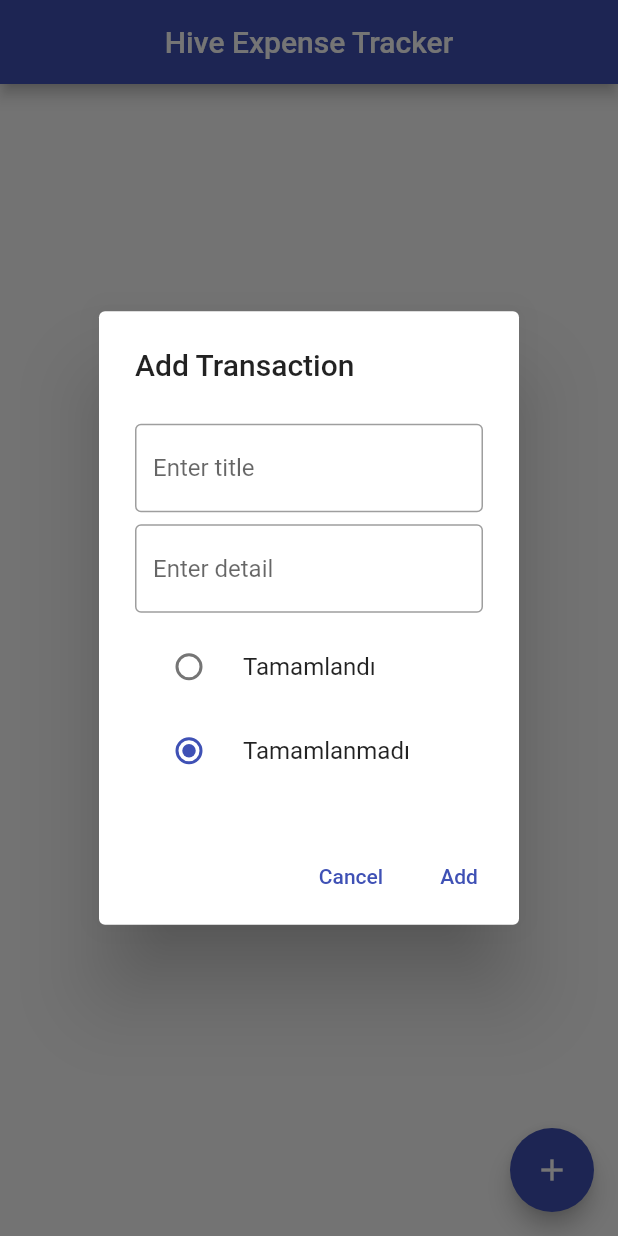
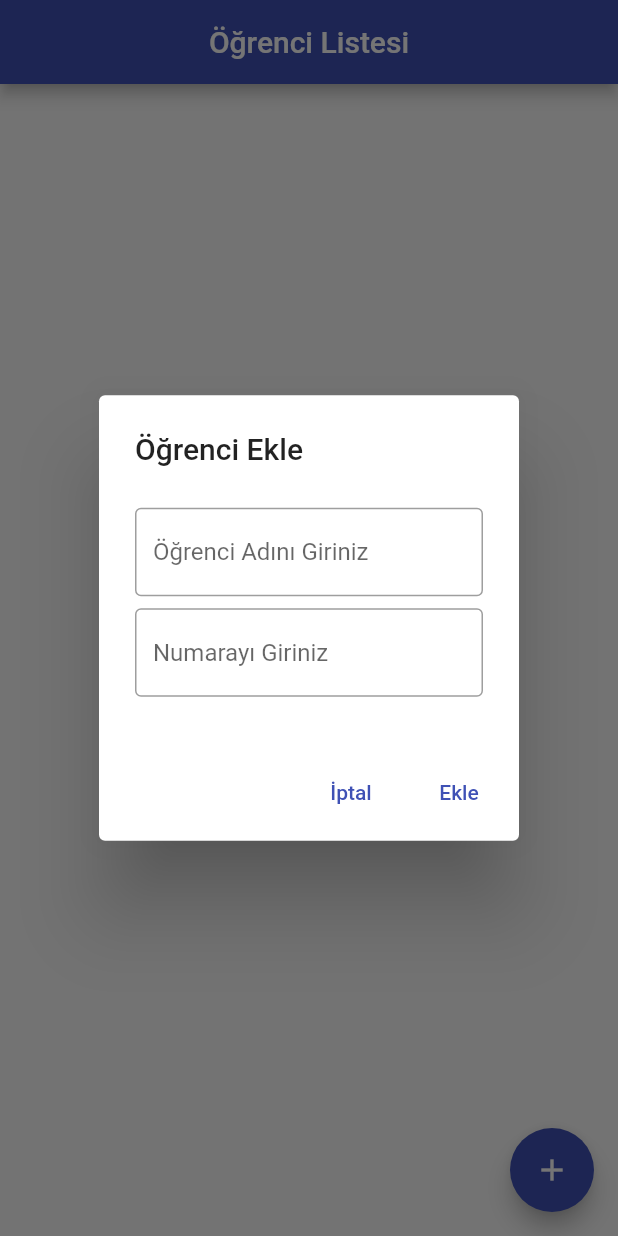
Before and after one commit to byyasar/flutter_application_hive, a Flutter app: the screen it shows after launch, after a tap on the "add" icon, on a phone screen of 412 x 824 dp. Run offline on Flutter 3.47's test engine with Material 2 defaults, Android fonts, the light colour scheme and no system bars; our stand-ins replace hive, hive_flutter; accounts and stored records are empty.

Commit message:
ogrenci modeli oluşturdum

```diff
--- a/lib/constants/app_constants.dart
+++ b/lib/constants/app_constants.dart
@@ -1,3 +1,4 @@
 class ApplicationConstants {
   static const TASKBOX_NAME = "todo";
+  static const BOX_OGRENCI = "ogrenci";
 }
--- a/lib/main.dart
+++ b/lib/main.dart
@@ -1,6 +1,8 @@
 import 'package:flutter/material.dart';
 import 'package:flutter_application_hive/constants/app_constants.dart';
 import 'package:flutter_application_hive/model/task_model.dart';
+import 'package:flutter_application_hive/ogrenci/model/ogrenci_model.dart';
+import 'package:flutter_application_hive/ogrenci/view/ogrenci_view.dart';
 import 'package:flutter_application_hive/view/mainpage_view.dart';
 import 'package:hive/hive.dart';
 import 'package:hive_flutter/hive_flutter.dart';
@@ -10,7 +12,9 @@ Future<void> main() async {
   WidgetsFlutterBinding.ensureInitialized();
    await Hive.initFlutter();
   Hive.registerAdapter(TaskModelAdapter());
+  Hive.registerAdapter(OgrenciModelAdapter());
   await Hive.openBox<TaskModel>(ApplicationConstants.TASKBOX_NAME);
+  await Hive.openBox<OgrenciModel>(ApplicationConstants.BOX_OGRENCI);
   runApp(MyApp());
 }
 
@@ -22,6 +26,7 @@ class MyApp extends StatelessWidget {
         debugShowCheckedModeBanner: false,
         title: title,
         theme: ThemeData(primarySwatch: Colors.indigo),
-        home: MainpageView(),
+        //home: MainpageView(),//OgrencipageView
+        home: OgrencipageView(),//OgrencipageView
       );
 }
--- a/lib/model/task_model.dart
+++ b/lib/model/task_model.dart
@@ -1,5 +1,4 @@
 import 'package:hive/hive.dart';
-
 part 'task_model.g.dart';
 
 @HiveType(typeId: 0)
--- /dev/null
+++ b/lib/ogrenci/dialog/ogrenci_dialog.dart
@@ -0,0 +1,118 @@
+import 'package:flutter/material.dart';
+import 'package:flutter_application_hive/ogrenci/model/ogrenci_model.dart';
+
+class OgrenciDialog extends StatefulWidget {
+  final OgrenciModel? transaction;
+  final Function(int id, String name, int nu) onClickedDone;
+
+  const OgrenciDialog({
+    Key? key,
+    this.transaction,
+    required this.onClickedDone,
+  }) : super(key: key);
+
+  @override
+  _OgrenciDialogState createState() => _OgrenciDialogState();
+}
+
+class _OgrenciDialogState extends State<OgrenciDialog> {
+  final formKey = GlobalKey<FormState>();
+  final nameController = TextEditingController();
+  final nuController = TextEditingController();
+  //final isCompletedController=
+
+  @override
+  void initState() {
+    super.initState();
+
+    if (widget.transaction != null) {
+      final transaction = widget.transaction!;
+
+      nameController.text = transaction.name;
+      nuController.text = transaction.nu.toString();
+    }
+  }
+
+  @override
+  void dispose() {
+    nameController.dispose();
+    nuController.dispose();
+
+    super.dispose();
+  }
+
+  @override
+  Widget build(BuildContext context) {
+    final isEditing = widget.transaction != null;
+    final title = isEditing ? 'Öğrenciyi Düzenle' : 'Öğrenci Ekle';
+
+    return AlertDialog(
+      title: Text(title),
+      content: Form(
+        key: formKey,
+        child: SingleChildScrollView(
+          child: Column(
+            mainAxisSize: MainAxisSize.min,
+            children: <Widget>[
+              SizedBox(height: 8),
+              buildName(),
+              SizedBox(height: 8),
+              buildNu(),
+              SizedBox(height: 8),
+            ],
+          ),
+        ),
+      ),
+      actions: <Widget>[
+        buildCancelButton(context),
+        buildAddButton(context, isEditing: isEditing),
+      ],
+    );
+  }
+
+  Widget buildName() => TextFormField(
+        controller: nameController,
+        decoration: const InputDecoration(
+          border: OutlineInputBorder(),
+          hintText: 'Öğrenci Adını Giriniz',
+        ),
+        validator: (name) =>
+            name != null && name.isEmpty ? 'Öğrenci Adını' : null,
+      );
+
+  Widget buildNu() => TextFormField(
+        decoration: const InputDecoration(
+          border: OutlineInputBorder(),
+          hintText: 'Numarayı Giriniz',
+        ),
+        keyboardType: TextInputType.number,
+        validator: (name) => name != null && name.isEmpty ? 'Nu' : null,
+        controller: nuController,
+      );
+
+  Widget buildCancelButton(BuildContext context) => TextButton(
+        child: const Text('İptal'),
+        onPressed: () => Navigator.of(context).pop(),
+      );
+
+  Widget buildAddButton(BuildContext context, {required bool isEditing}) {
+    final text = isEditing ? 'Kaydet' : 'Ekle';
+
+    return TextButton(
+      child: Text(text),
+      onPressed: () async {
+        final isValid = formKey.currentState!.validate();
+
+        if (isValid) {
+          String? name = nameController.text.toUpperCase();
+          int? nu = int.parse(nuController.text);
+          int? id = 0;
+
+          widget.onClickedDone(id, name, nu);
+
+          Navigator.of(context).pop();
+        }
+      },
+    );
+  }
+}
--- /dev/null
+++ b/lib/ogrenci/model/ogrenci_model.dart
@@ -0,0 +1,15 @@
+//öğrenci adı-soyadı-no
+import 'package:hive/hive.dart';
+part 'ogrenci_model.g.dart';
+
+@HiveType(typeId: 1)
+class OgrenciModel extends HiveObject {
+  @HiveField(0)
+  int id;
+  @HiveField(1)
+  String name;
+  @HiveField(2)
+  int nu;
+
+  OgrenciModel({required this.id, required this.name, required this.nu});
+}
--- /dev/null
+++ b/lib/ogrenci/view/ogrenci_view.dart
@@ -0,0 +1,148 @@
+import 'package:flutter/material.dart';
+import 'package:flutter_application_hive/ogrenci/dialog/ogrenci_dialog.dart';
+import 'package:flutter_application_hive/ogrenci/model/ogrenci_model.dart';
+import 'package:flutter_application_hive/transaction_dialog.dart';
+import 'package:flutter_application_hive/view/boxes.dart';
+import 'package:hive/hive.dart';
+import 'package:hive_flutter/hive_flutter.dart';
+
+class OgrencipageView extends StatefulWidget {
+  const OgrencipageView({Key? key}) : super(key: key);
+
+  @override
+  _OgrencipageViewState createState() => _OgrencipageViewState();
+}
+
+class _OgrencipageViewState extends State<OgrencipageView> {
+  @override
+  void dispose() {
+    Hive.close();
+    super.dispose();
+  }
+
+  void editTransaction(
+    OgrenciModel transaction,
+    int id,
+    String name,
+    int nu,
+  ) {
+    transaction.id = id;
+    transaction.name = name;
+    transaction.nu = nu;
+    transaction.save();
+  }
+
+  void deleteTransaction(OgrenciModel transaction) {
+    transaction.delete();
+  }
+
+  @override
+  Widget build(BuildContext context) => Scaffold(
+        appBar: AppBar(
+          title: const Text('Öğrenci Listesi'),
+          centerTitle: true,
+        ),
+        body: ValueListenableBuilder<Box<OgrenciModel>>(
+          valueListenable: OgrenciBoxes.getTransactions().listenable(),
+          builder: (context, box, _) {
+            final transactions = box.values.toList().cast<OgrenciModel>();
+            print(transactions.length);
+            //return Text(transactions[1].detail);
+            return buildContent(transactions);
+          },
+        ),
+        floatingActionButton: FloatingActionButton(
+          child: const Icon(Icons.add),
+          onPressed: () => showDialog(
+            context: context,
+            builder: (context) => OgrenciDialog(
+              onClickedDone: addTransaction,
+            ),
+          ),
+        ),
+      );
+
+  Widget buildContent(List<OgrenciModel> transactions) {
+    if (transactions.isEmpty) {
+      return const Center(
+        child: Text(
+          'Henüz öğrenci yok!',
+          style: TextStyle(fontSize: 24),
+        ),
+      );
+    } else {
+      //return Text(transactions.length.toString());
+      return Column(
+        children: [
+          const SizedBox(height: 24),
+          Expanded(
+            child: ListView.builder(
+              padding: const EdgeInsets.all(8),
+              itemCount: transactions.length,
+              itemBuilder: (BuildContext context, int index) {
+                final transaction = transactions[index];
+
+                return buildTransaction(context, transaction, index);
+                //return Text(transactions.length.toString());
+              },
+            ),
+          ),
+          const SizedBox(height: 24),
+        ],
+      );
+    }
+  }
+
+  Widget buildTransaction(
+      BuildContext context, OgrenciModel transaction, int index) {
+    return Card(
+      color: Colors.white,
+      child: ExpansionTile(
+        tilePadding: const EdgeInsets.symmetric(horizontal: 24, vertical: 8),
+        title: Text(
+          (index + 1).toString() + " - " + transaction.name,
+          maxLines: 2,
+          style: const TextStyle(fontWeight: FontWeight.bold, fontSize: 18),
+        ),
+        subtitle: Text("Nu:  ${transaction.nu}"),
+        children: [
+          buildButtons(context, transaction),
+        ],
+      ),
+    );
+  }
+
+  Future addTransaction(int id, String name, int nu) async {
+    final transaction = OgrenciModel(id: id, name: name, nu: nu);
+
+    final box = OgrenciBoxes.getTransactions();
+    box.add(transaction);
+  }
+
+  Widget buildButtons(BuildContext context, OgrenciModel transaction) => Row(
+        children: [
+          Expanded(
+            child: TextButton.icon(
+              label: Text('Edit'),
+              icon: Icon(Icons.edit),
+              onPressed: () => Navigator.of(context).push(
+                MaterialPageRoute(
+                  builder: (context) => OgrenciDialog(
+                    transaction: transaction,
+                    onClickedDone: (id, name, nu) =>
+                        editTransaction(transaction, id, name, nu),
+                  ),
+                ),
+              ),
+            ),
+          ),
+          Expanded(
+            child: TextButton.icon(
+              label: Text('Delete'),
+              icon: Icon(Icons.delete),
+              onPressed: () => deleteTransaction(transaction),
+            ),
+          )
+        ],
+      );
+}
--- a/lib/view/boxes.dart
+++ b/lib/view/boxes.dart
@@ -1,8 +1,14 @@
 import 'package:flutter_application_hive/constants/app_constants.dart';
 import 'package:flutter_application_hive/model/task_model.dart';
+import 'package:flutter_application_hive/ogrenci/model/ogrenci_model.dart';
 import 'package:hive/hive.dart';
 
 class Boxes {
   static Box<TaskModel> getTransactions() =>
       Hive.box<TaskModel>(ApplicationConstants.TASKBOX_NAME);
 }
+
+class OgrenciBoxes {
+  static Box<OgrenciModel> getTransactions() =>
+      Hive.box<OgrenciModel>(ApplicationConstants.BOX_OGRENCI);
+}
```
Also changed, not shown: lib/ogrenci/model/ogrenci_model.g.dart (added).
